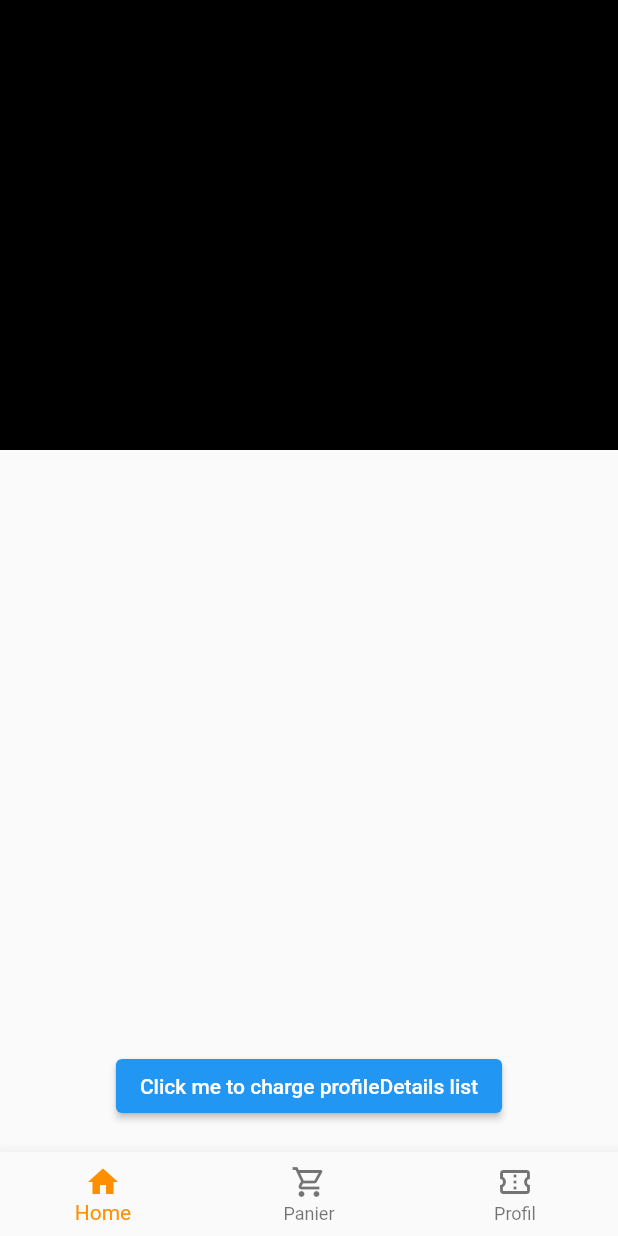
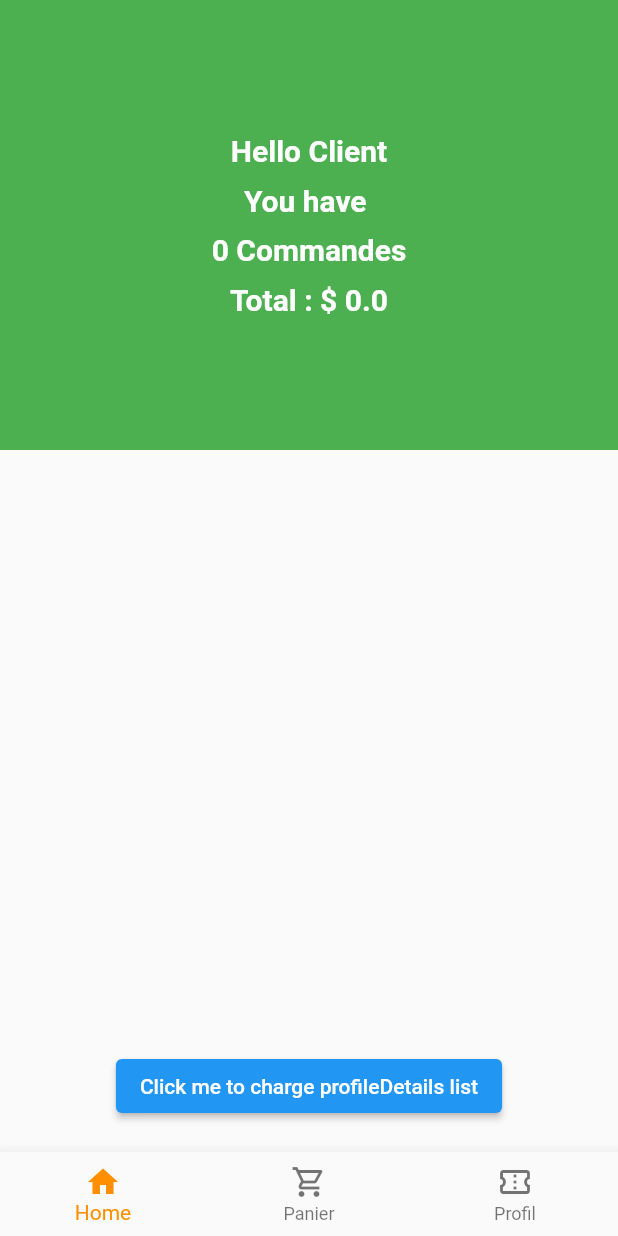
Before and after one commit to TayebsouiniYcode/OnTimeDining, a Flutter app: the screen it shows after launch, item 3 of the bottom bar chosen, on a phone screen of 412 x 824 dp. Run offline on Flutter 3.47's test engine with Material 2 defaults, Android fonts, the phone set to English and light mode, and no system bars; our stand-ins replace google_fonts, shared_preferences, sqflite; accounts and stored records are empty.

Commit message:
ajouter le style pour la page de profil details

```diff
--- a/lib/helpers/profil_details.dart
+++ b/lib/helpers/profil_details.dart
@@ -2,4 +2,12 @@ import '../model/Command.dart';
 
 class ProfilDetails {
   static List<Command> commandList = [];
+
+  static double totalSalesInThisApplication() {
+    double total = 0;
+    for (int i = 0; i < commandList.length; i++) {
+      total += commandList[i].ttc;
+    }
+    return total;
+  }
 }
--- a/lib/page/profil.dart
+++ b/lib/page/profil.dart
@@ -1,4 +1,5 @@
 import 'package:flutter/material.dart';
+import 'package:on_time_dining/helpers/profil_details.dart';
 import 'package:on_time_dining/model/Command.dart';
 import 'package:on_time_dining/service/command_service.dart';
 import 'package:on_time_dining/service/profil_service.dart';
@@ -25,10 +26,45 @@ class _ProfilState extends State<Profil> {
           Container(
             height: 300,
             width: MediaQuery.of(context).size.width,
-            decoration: BoxDecoration(
-              color: Colors.black,
+            decoration: const BoxDecoration(
+              color: Colors.green,
             ),
-            child: Text("this is commands"),
+            child: Column(
+              mainAxisAlignment: MainAxisAlignment.center,
+              children: [
+                const Text(
+                  "Hello Client",
+                  style: TextStyle(
+                      color: Colors.white,
+                      fontSize: 20.00,
+                      fontWeight: FontWeight.bold),
+                ),
+                Padding(padding: EdgeInsets.only(bottom: 10)),
+                const Text(
+                  "You have ",
+                  style: TextStyle(
+                      color: Colors.white,
+                      fontSize: 20.00,
+                      fontWeight: FontWeight.bold),
+                ),
+                Padding(padding: EdgeInsets.only(bottom: 10)),
+                Text(
+                  "${ProfilDetails.commandList.length} Commandes",
+                  style: const TextStyle(
+                      color: Colors.white,
+                      fontSize: 20.00,
+                      fontWeight: FontWeight.bold),
+                ),
+                Padding(padding: EdgeInsets.only(bottom: 10)),
+                Text(
+                  "Total : \$ ${ProfilDetails.totalSalesInThisApplication()}",
+                  style: const TextStyle(
+                      color: Colors.white,
+                      fontSize: 20.00,
+                      fontWeight: FontWeight.bold),
+                )
+              ],
+            ),
           ),
           Container(
             height: 400,
@@ -44,11 +80,46 @@ class _ProfilState extends State<Profil> {
                       itemCount: commandList.length,
                       itemBuilder: (BuildContext context, int index) {
                         //TODO this is a card of Dash to refactoring
-                        return Row(
-                          children: [
-                            Text(commandList[index].id.toString()),
-                            Text(commandList[index].ttc.toString()),
-                          ],
+                        return Container(
+                          margin: EdgeInsets.fromLTRB(10, 5, 10, 0),
+                          child: ElevatedButton(
+                              style: ElevatedButton.styleFrom(
+                                  backgroundColor: Colors.white,
+                                  side: const BorderSide(
+                                      width: 2, // the thickness
+                                      color: Colors
+                                          .black // the color of the border
+                                      )),
+                              onPressed: () {
+                                print("TTT");
+                              },
+                              child: Row(
+                                children: [
+                                  Image(
+                                    image: AssetImage(
+                                        'images/${ProfilDetails.commandList[0].commandItemList[0].dish!.image}'),
+                                    width: 170,
+                                  ),
+                                  Column(
+                                    crossAxisAlignment:
+                                        CrossAxisAlignment.start,
+                                    mainAxisAlignment:
+                                        MainAxisAlignment.spaceBetween,
+                                    children: [
+                                      Text(
+                                        "Date : (comming soon)",
+                                        style: TextStyle(color: Colors.black),
+                                      ),
+                                      Padding(
+                                          padding: EdgeInsets.only(bottom: 30)),
+                                      Text(
+                                        '\$ ${commandList[index].ttc.toString()}',
+                                        style: TextStyle(color: Colors.black),
+                                      )
+                                    ],
+                                  )
+                                ],
+                              )),
                         );
                       });
                 } else if (snapshot.hasError) {
@@ -69,4 +140,12 @@ class _ProfilState extends State<Profil> {
       bottomNavigationBar: ButtomNavigationMenu(),
     );
   }
+
+  // String getCommandTTC(Command command) {
+  //   double ttc = 0;
+  //   for(int i = 0; i < command.commandItemList.length; i++) {
+  //     ttc += command.
+  //   }
+  //   return 'test';
+  // }
 }
```
